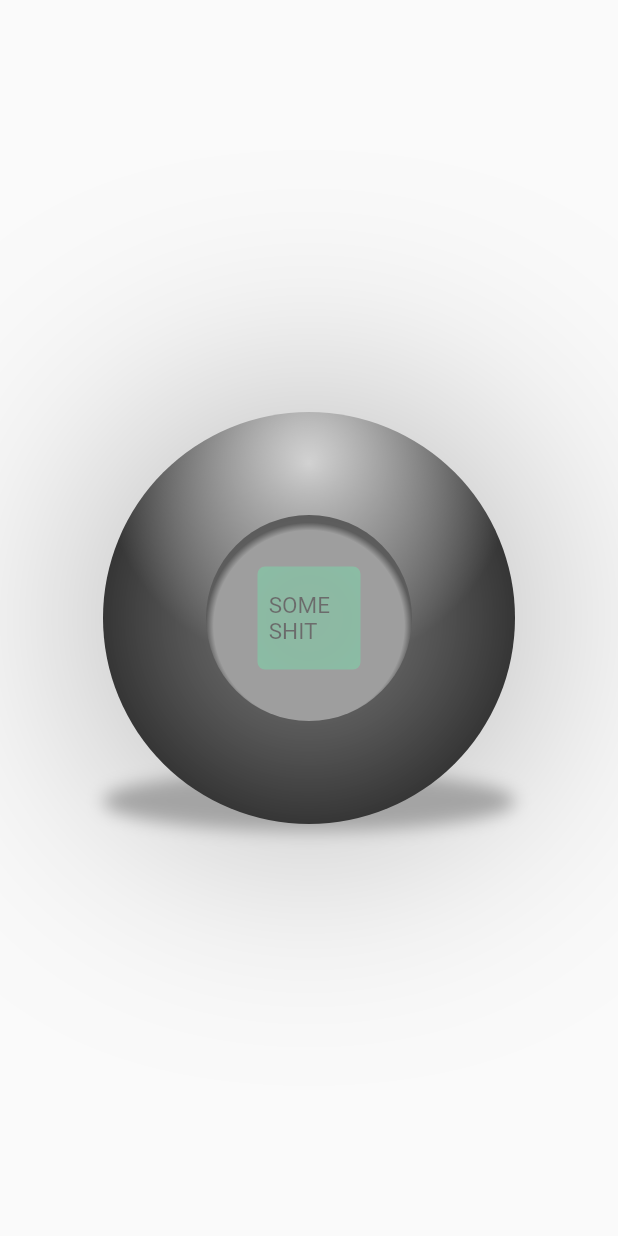
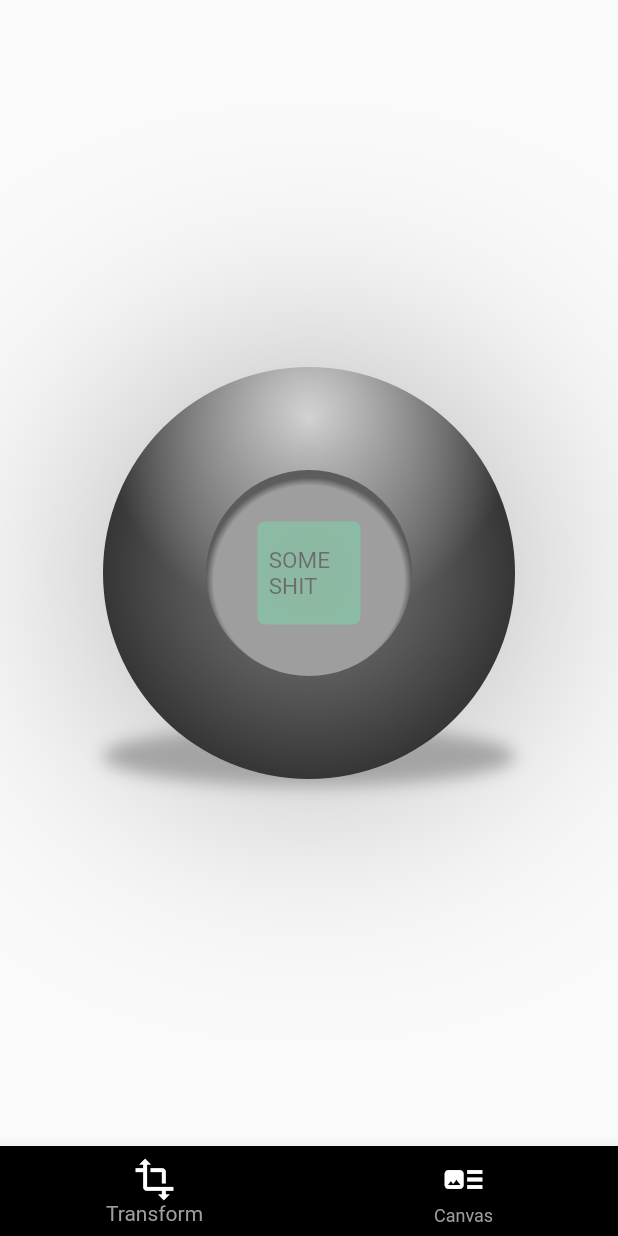
Before and after one commit to bryancalisto/flutter_experiments, a Flutter app: the screen it shows after launch, on a phone screen of 412 x 824 dp. Run offline on Flutter 3.47's test engine with Material 2 defaults, Android fonts, the phone set to English and light mode, and no system bars.

Commit message:
Refactor: Changed layout to tabView with bottom navigation bar

```diff
--- a/graphics/lib/main.dart
+++ b/graphics/lib/main.dart
@@ -1,12 +1,24 @@
 import 'package:flutter/material.dart';
+import 'package:graphics/drawing_board/drawing_page.dart';
 import 'package:graphics/transform_widgets/magic_ball.dart';
 
 void main() {
   runApp(const MyApp());
 }
 
-class MyApp extends StatelessWidget {
+class MyApp extends StatefulWidget {
   const MyApp({Key? key}) : super(key: key);
+
+  @override
+  State<MyApp> createState() => _MyAppState();
+}
+
+class _MyAppState extends State<MyApp> {
+  int _currentViewIndex = 0;
+  final List<Widget> _tabsContent = const [
+    Center(child: MagicBall()),
+    Center(child: DrawingPage()),
+  ];
 
   @override
   Widget build(BuildContext context) {
@@ -14,22 +26,24 @@ class MyApp extends StatelessWidget {
       theme: ThemeData(
         primarySwatch: Colors.grey,
       ),
-      home: const Scaffold(
-        body: Center(
-          child: DefaultTabController(
-            length: 2,
-            child: TabBarView(
-              children: [
-                Center(
-                  child: MagicBall(),
-                ),
-                Center(
-                  child: Text('another thing'),
-                ),
+      home: DefaultTabController(
+        length: _tabsContent.length,
+        child: Scaffold(
+            bottomNavigationBar: BottomNavigationBar(
+              backgroundColor: Colors.black,
+              items: const [
+                BottomNavigationBarItem(icon: Icon(Icons.transform, color: Colors.white), label: 'Transform'),
+                BottomNavigationBarItem(icon: Icon(Icons.art_track, color: Colors.white), label: 'Canvas'),
               ],
+              iconSize: 30,
+              onTap: (int index) => setState(() => _currentViewIndex = index),
+              currentIndex: _currentViewIndex,
+              selectedItemColor: Colors.grey,
+              unselectedItemColor: Colors.grey,
+              showUnselectedLabels: true,
+              showSelectedLabels: true,
             ),
-          ),
-        ),
+            body: _tabsContent[_currentViewIndex]),
       ),
     );
   }
```
